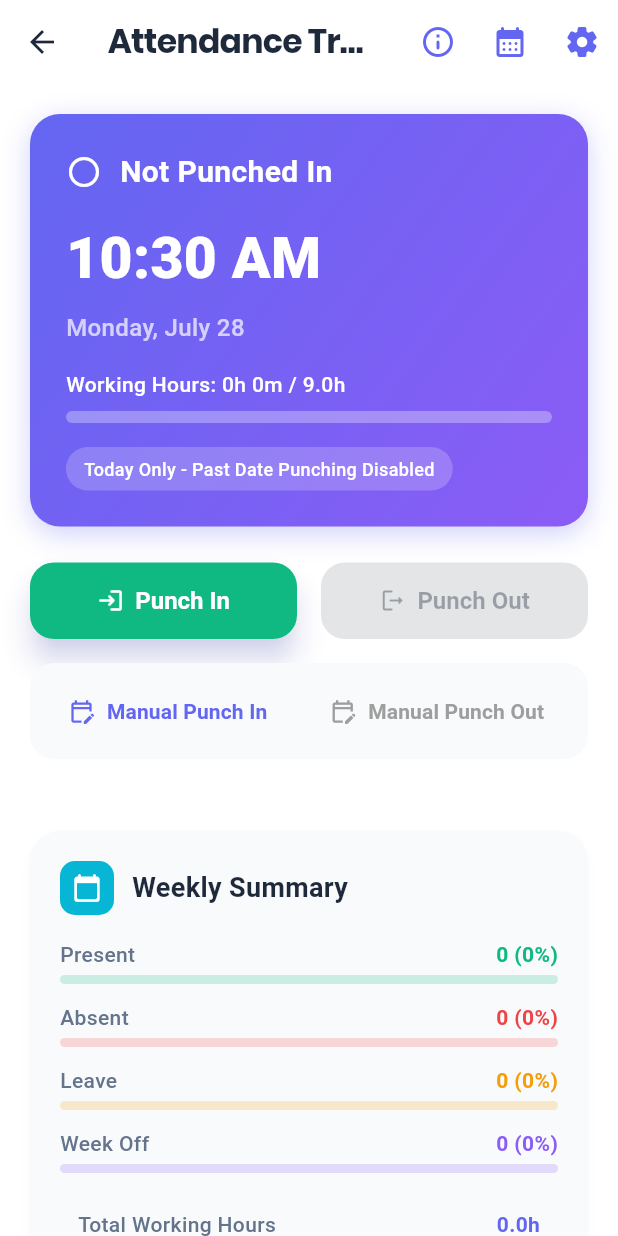
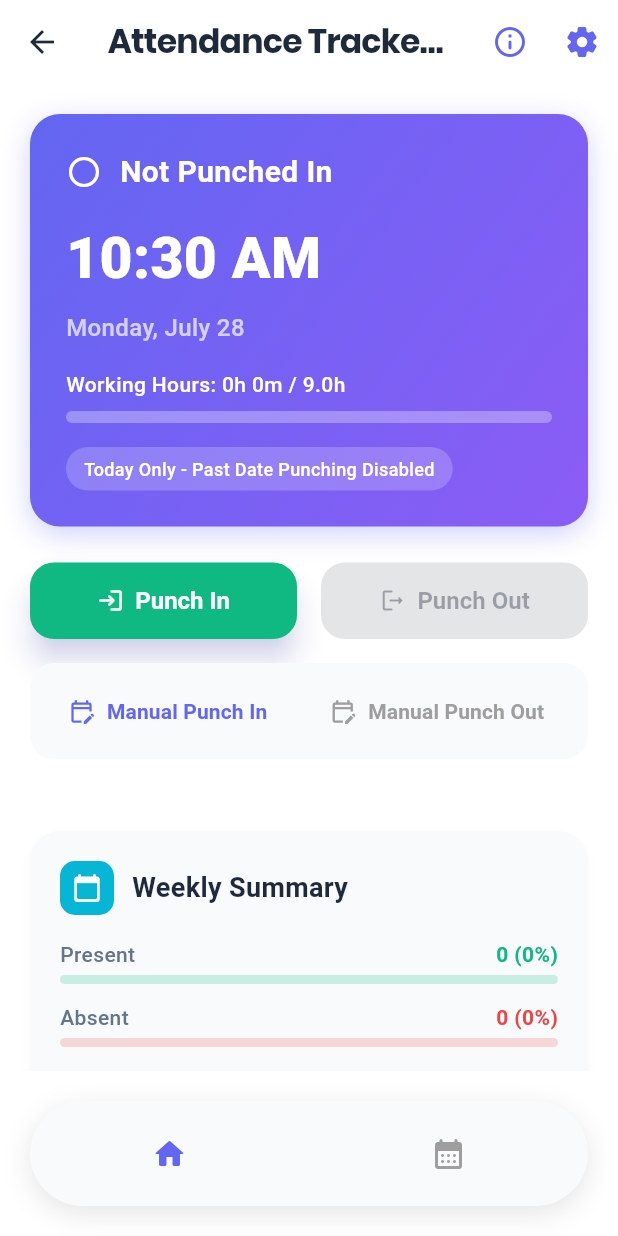
Before and after one commit to suvojit213/attendence_tracker, a Flutter app: the HomeScreen screen opened by its route, on a phone screen of 412 x 824 dp. Run offline on Flutter 3.47's test engine with Material 3 defaults, Android fonts, the phone set to English and light mode, and no system bars; our stand-ins replace shared_preferences, table_calendar; accounts and stored records are empty.

Commit message:
feat(home): replace app bar icon with floating bottom navigation

```diff
--- a/lib/screens/home_screen.dart
+++ b/lib/screens/home_screen.dart
@@ -504,6 +504,32 @@ class _HomeScreenState extends State<HomeScreen> with TickerProviderStateMixin {
     );
   }
 
+  int _selectedIndex = 0;
+
+  void _onItemTapped(int index) {
+    setState(() {
+      _selectedIndex = index;
+    });
+
+    switch (index) {
+      case 0:
+        // Already on the home screen
+        break;
+      case 1:
+        Navigator.push(
+          context,
+          MaterialPageRoute(builder: (context) => const CalendarScreen()),
+        ).then((_) {
+          _loadTodayRecord();
+          // Reset index to home when returning
+          setState(() {
+            _selectedIndex = 0;
+          });
+        });
+        break;
+    }
+  }
+
   @override
   Widget build(BuildContext context) {
     final now = DateTime.now();
@@ -522,16 +548,6 @@ class _HomeScreenState extends State<HomeScreen> with TickerProviderStateMixin {
             icon: const Icon(Icons.info_outline_rounded),
             onPressed: _showInfoDialog,
             tooltip: 'Attendance Policy',
-          ),
-          IconButton(
-            icon: const Icon(Icons.calendar_month_rounded),
-            onPressed: () {
-              Navigator.push(
-                context,
-                MaterialPageRoute(builder: (context) => const CalendarScreen()),
-              ).then((_) => _loadTodayRecord());
-            },
-            tooltip: 'View Calendar',
           ),
           IconButton(
             icon: const Icon(Icons.settings_rounded),
@@ -887,6 +903,46 @@ class _HomeScreenState extends State<HomeScreen> with TickerProviderStateMixin {
                 ),
               ),
             ),
+      bottomNavigationBar: Container(
+        margin: const EdgeInsets.all(20),
+        height: 70,
+        decoration: BoxDecoration(
+          color: Theme.of(context).cardColor,
+          borderRadius: BorderRadius.circular(35),
+          boxShadow: [
+            BoxShadow(
+              color: Colors.black.withOpacity(0.1),
+              blurRadius: 15,
+              offset: const Offset(0, 5),
+            ),
+          ],
+        ),
+        child: Row(
+          mainAxisAlignment: MainAxisAlignment.spaceAround,
+          children: [
+            IconButton(
+              icon: Icon(
+                Icons.home_rounded,
+                color: _selectedIndex == 0
+                    ? Theme.of(context).primaryColor
+                    : Colors.grey,
+              ),
+              onPressed: () => _onItemTapped(0),
+              tooltip: 'Home',
+            ),
+            IconButton(
+              icon: Icon(
+                Icons.calendar_month_rounded,
+                color: _selectedIndex == 1
+                    ? Theme.of(context).primaryColor
+                    : Colors.grey,
+              ),
+              onPressed: () => _onItemTapped(1),
+              tooltip: 'Calendar',
+            ),
+          ],
+        ),
+      ),
     );
   }
 
```
